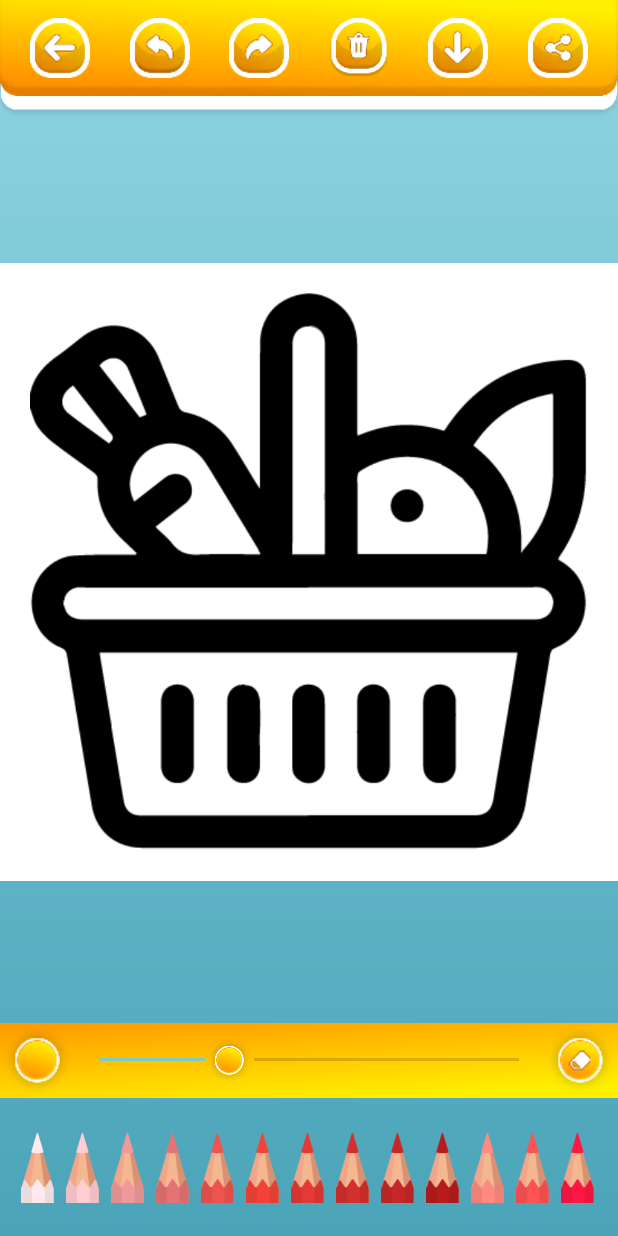
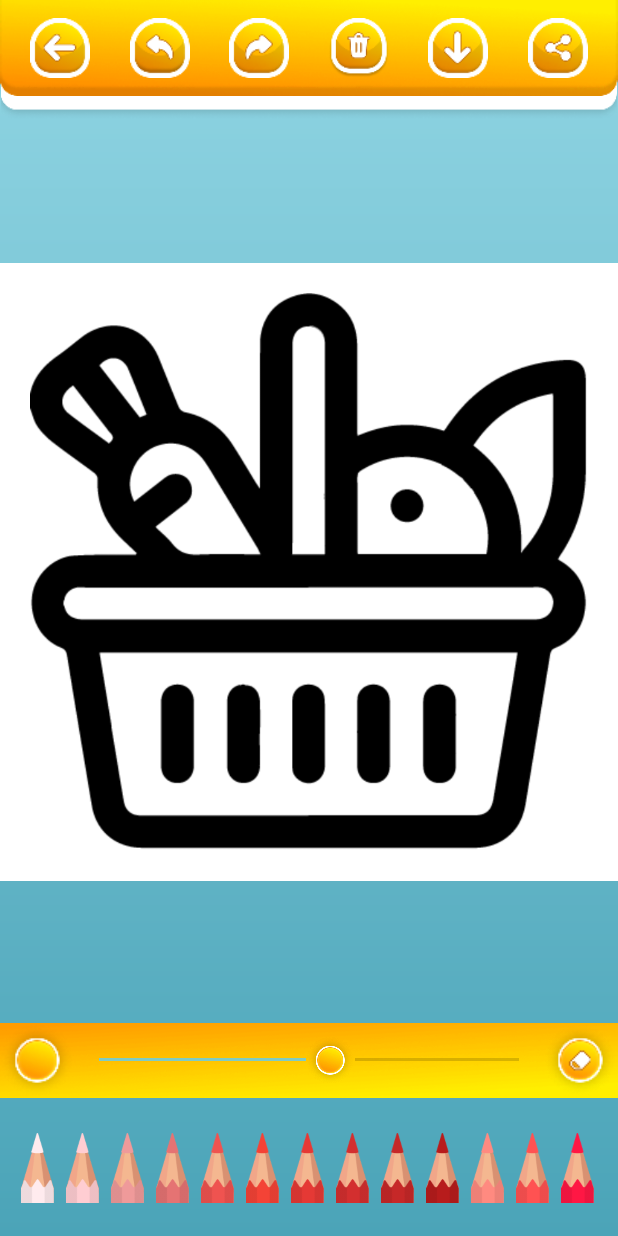
Before and after one commit to HarshSuvagiya/ColoringBook, an Android app: the EditorActivity screen opened directly, with no data from a screen before it, on a phone screen of 412 x 824 dp. Run offline under Robolectric (Android 15) with nearby library versions, the light colour scheme and no system bars; our stand-ins replace AdMob, sdp/ssp sizes; pictures from the network do not load; 5 statements that could not run were skipped.

Commit message:
Ready for 2nd release.

```diff
--- a/app/build.gradle
+++ b/app/build.gradle
@@ -15,8 +15,8 @@ android {
         applicationId "com.scorpion.coloringbook"
         minSdk 21
         targetSdk 30
-        versionCode 1
-        versionName "1.0"
+        versionCode 2
+        versionName "1.1"
 
         testInstrumentationRunner "androidx.test.runner.AndroidJUnitRunner"
     }
--- a/app/src/main/java/com/scorpion/coloringbook/editor/EditorActivity.kt
+++ b/app/src/main/java/com/scorpion/coloringbook/editor/EditorActivity.kt
@@ -65,6 +65,8 @@ class EditorActivity : BaseActivity(), GetItemClick {
     }
 
     private fun setListenerForStrokeWidth() {
+        binding.drawView.setStrokeWidth(17F)
+        setSizeForActualStrokeIndicator(17)
         binding.drawView.setColor(ContextCompat.getColor(applicationContext, R.color.red_50))
         binding.strokeWidth.setOnSeekBarChangeListener(object : SeekBar.OnSeekBarChangeListener {
             override fun onProgressChanged(seekBar: SeekBar?, progress: Int, fromUser: Boolean) {
--- a/app/src/main/res/layout/activity_editor.xml
+++ b/app/src/main/res/layout/activity_editor.xml
@@ -95,8 +95,8 @@
         android:layout_width="match_parent"
         android:layout_height="0dp"
         android:background="@color/white"
+        app:layout_constraintBottom_toBottomOf="@+id/image"
         app:layout_constraintDimensionRatio="1:1"
-        app:layout_constraintBottom_toBottomOf="@+id/image"
         app:layout_constraintTop_toTopOf="@id/image" />
 
     <com.divyanshu.draw.widget.DrawView
@@ -114,11 +114,11 @@
         android:layout_height="0dp"
         android:layout_margin="30px"
         android:adjustViewBounds="true"
-        app:layout_constraintLeft_toLeftOf="parent"
-        app:layout_constraintRight_toRightOf="parent"
         android:src="@drawable/one"
         app:layout_constraintBottom_toTopOf="@id/toolbar"
         app:layout_constraintDimensionRatio="1:1"
+        app:layout_constraintLeft_toLeftOf="parent"
+        app:layout_constraintRight_toRightOf="parent"
         app:layout_constraintTop_toBottomOf="@id/topbar" />
 
     <View
@@ -172,7 +172,7 @@
             android:layout_height="match_parent"
             android:max="30"
             android:min="1"
-            android:progress="10"
+            android:progress="17"
             android:thumb="@drawable/round"
             app:layout_constraintLeft_toRightOf="@+id/strokeIndicator"
             app:layout_constraintRight_toLeftOf="@id/eraser" />
--- a/app/src/main/res/layout/item_cat_detail.xml
+++ b/app/src/main/res/layout/item_cat_detail.xml
@@ -3,6 +3,7 @@
     xmlns:app="http://schemas.android.com/apk/res-auto"
     android:id="@+id/mainLayout"
     android:layout_width="match_parent"
+    android:forceDarkAllowed="false"
     android:layout_height="wrap_content">
 
     <androidx.cardview.widget.CardView
--- a/app/src/main/res/values-night/themes.xml
+++ b/app/src/main/res/values-night/themes.xml
@@ -2,8 +2,8 @@
     <!-- Base application theme. -->
     <style name="Theme.ColoringBook" parent="Theme.MaterialComponents.DayNight.NoActionBar">
         <!-- Primary brand color. -->
-        <item name="colorPrimary">@color/purple_200</item>
-        <item name="colorPrimaryVariant">@color/purple_700</item>
+        <item name="colorPrimary">@color/black</item>
+        <item name="colorPrimaryVariant">@color/black</item>
         <item name="colorOnPrimary">@color/black</item>
         <!-- Secondary brand color. -->
         <item name="colorSecondary">@color/teal_200</item>
```
Also changed, not shown: app/src/main/res/drawable-xxhdpi/ic_1024.png (deleted), app/src/main/res/drawable-xxhdpi/title.png, app/src/main/res/mipmap-hdpi/ic_launcher.png, app/src/main/res/mipmap-hdpi/ic_launcher_round.png, app/src/main/res/mipmap-mdpi/ic_launcher.png, app/src/main/res/mipmap-mdpi/ic_launcher_round.png, app/src/main/res/mipmap-xhdpi/ic_launcher.png, app/src/main/res/mipmap-xhdpi/ic_launcher_round.png, app/src/main/res/mipmap-xxhdpi/ic_launcher.png, app/src/main/res/mipmap-xxhdpi/ic_launcher_round.png, app/src/main/res/mipmap-xxxhdpi/ic_launcher.png, app/src/main/res/mipmap-xxxhdpi/ic_launcher_round.png.
